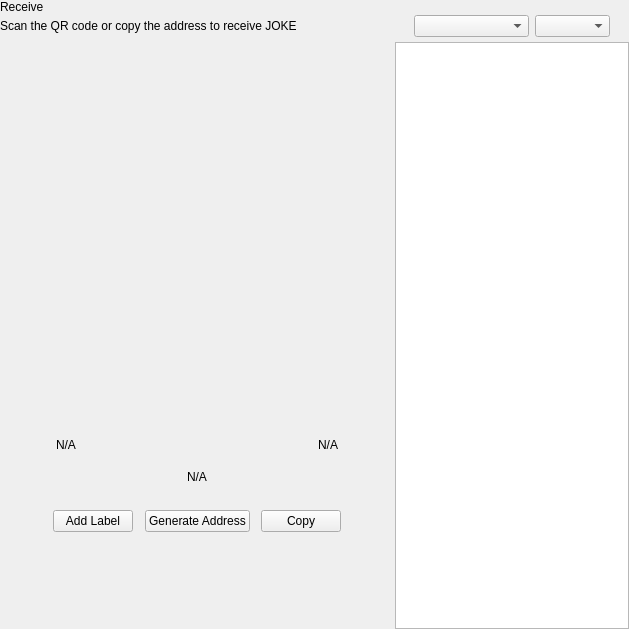
First picture: the form in src/qt/jokecoin/forms/receivewidget.ui, repository clowncrew/jokecoin, before the edit.
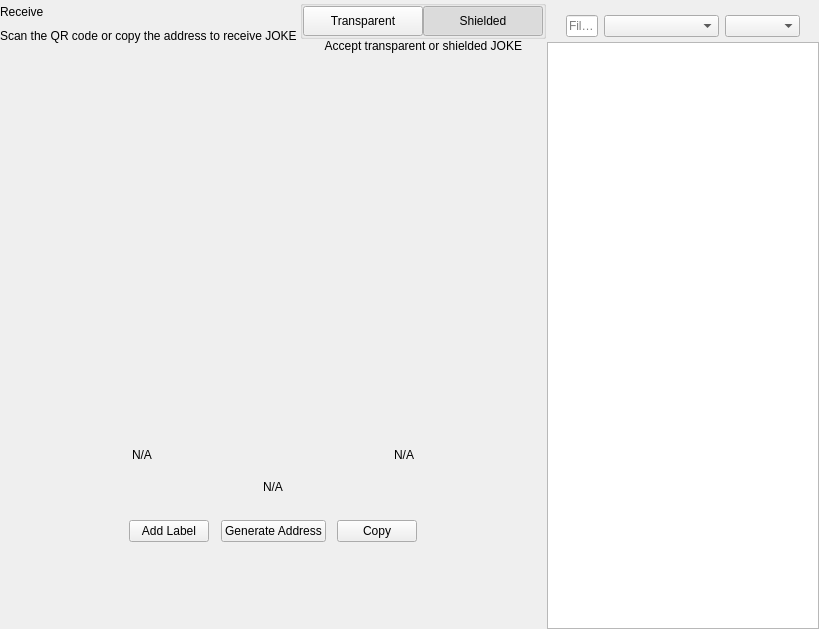
Second picture: the form after the edit. Custom widgets are drawn as their Qt base class.

Diff of the .ui file:
```diff
--- a/src/qt/jokecoin/forms/receivewidget.ui
+++ b/src/qt/jokecoin/forms/receivewidget.ui
@@ -6,7 +6,7 @@
    <rect>
     <x>0</x>
     <y>0</y>
-    <width>629</width>
+    <width>819</width>
     <height>629</height>
    </rect>
   </property>
@@ -97,6 +97,120 @@
             </property>
            </spacer>
           </item>
+          <item>
+           <widget class="QWidget" name="containerViewPrivacyChecks" native="true">
+            <layout class="QVBoxLayout" name="containerPrivacyChecks">
+             <property name="spacing">
+              <number>0</number>
+             </property>
+             <property name="leftMargin">
+              <number>0</number>
+             </property>
+             <property name="topMargin">
+              <number>0</number>
+             </property>
+             <property name="rightMargin">
+              <number>0</number>
+             </property>
+             <property name="bottomMargin">
+              <number>0</number>
+             </property>
+             <item alignment="Qt::AlignHCenter|Qt::AlignVCenter">
+              <widget class="QGroupBox" name="groupBox">
+               <property name="title">
+                <string/>
+               </property>
+               <layout class="QHBoxLayout" name="horizontalLayout_2_1">
+                <property name="spacing">
+                 <number>0</number>
+                </property>
+                <property name="leftMargin">
+                 <number>0</number>
+                </property>
+                <property name="topMargin">
+                 <number>0</number>
+                </property>
+                <property name="rightMargin">
+                 <number>0</number>
+                </property>
+                <property name="bottomMargin">
+                 <number>0</number>
+                </property>
+                <item>
+                 <widget class="QPushButton" name="pushLeft">
+                  <property name="minimumSize">
+                   <size>
+                    <width>120</width>
+                    <height>30</height>
+                   </size>
+                  </property>
+                  <property name="maximumSize">
+                   <size>
+                    <width>120</width>
+                    <height>30</height>
+                   </size>
+                  </property>
+                  <property name="focusPolicy">
+                   <enum>Qt::NoFocus</enum>
+                  </property>
+                  <property name="text">
+                   <string>Transparent</string>
+                  </property>
+                  <property name="checkable">
+                   <bool>true</bool>
+                  </property>
+                  <property name="autoExclusive">
+                   <bool>true</bool>
+                  </property>
+                 </widget>
+                </item>
+                <item>
+                 <widget class="QPushButton" name="pushRight">
+                  <property name="minimumSize">
+                   <size>
+                    <width>120</width>
+                    <height>30</height>
+                   </size>
+                  </property>
+                  <property name="maximumSize">
+                   <size>
+                    <width>120</width>
+                    <height>30</height>
+                   </size>
+                  </property>
+                  <property name="focusPolicy">
+                   <enum>Qt::NoFocus</enum>
+                  </property>
+                  <property name="text">
+                   <string>Shielded</string>
+                  </property>
+                  <property name="checkable">
+                   <bool>true</bool>
+                  </property>
+                  <property name="checked">
+                   <bool>true</bool>
+                  </property>
+                  <property name="autoExclusive">
+                   <bool>true</bool>
+                  </property>
+                 </widget>
+                </item>
+               </layout>
+              </widget>
+             </item>
+             <item alignment="Qt::AlignHCenter|Qt::AlignTop">
+              <widget class="QLabel" name="labelSubtitle2">
+               <property name="text">
+                <string>Accept transparent or shielded JOKE</string>
+               </property>
+               <property name="alignment">
+                <set>Qt::AlignRight|Qt::AlignTrailing|Qt::AlignVCenter</set>
+               </property>
+              </widget>
+             </item>
+            </layout>
+           </widget>
+          </item>
          </layout>
         </item>
         <item>
@@ -396,14 +510,45 @@
            <property name="bottomMargin">
             <number>5</number>
            </property>
+           <item>
+            <widget class="QLineEdit" name="lineEditFilter">
+             <property name="sizePolicy">
+              <sizepolicy hsizetype="Expanding" vsizetype="Fixed">
+               <horstretch>0</horstretch>
+               <verstretch>0</verstretch>
+              </sizepolicy>
+             </property>
+             <property name="minimumSize">
+              <size>
+               <width>0</width>
+               <height>0</height>
+              </size>
+             </property>
+             <property name="contextMenuPolicy">
+              <enum>Qt::DefaultContextMenu</enum>
+             </property>
+             <property name="acceptDrops">
+              <bool>false</bool>
+             </property>
+             <property name="maxLength">
+              <number>40</number>
+             </property>
+             <property name="placeholderText">
+              <string>Filter</string>
+             </property>
+            </widget>
+           </item>
            <item>
             <spacer name="horizontalSpacer_3">
              <property name="orientation">
               <enum>Qt::Horizontal</enum>
              </property>
+             <property name="sizeType">
+              <enum>QSizePolicy::Preferred</enum>
+             </property>
              <property name="sizeHint" stdset="0">
               <size>
-               <width>40</width>
+               <width>20</width>
                <height>20</height>
               </size>
              </property>
```
Left out of the diff: 3 changed lines with no effect on the pictures.
